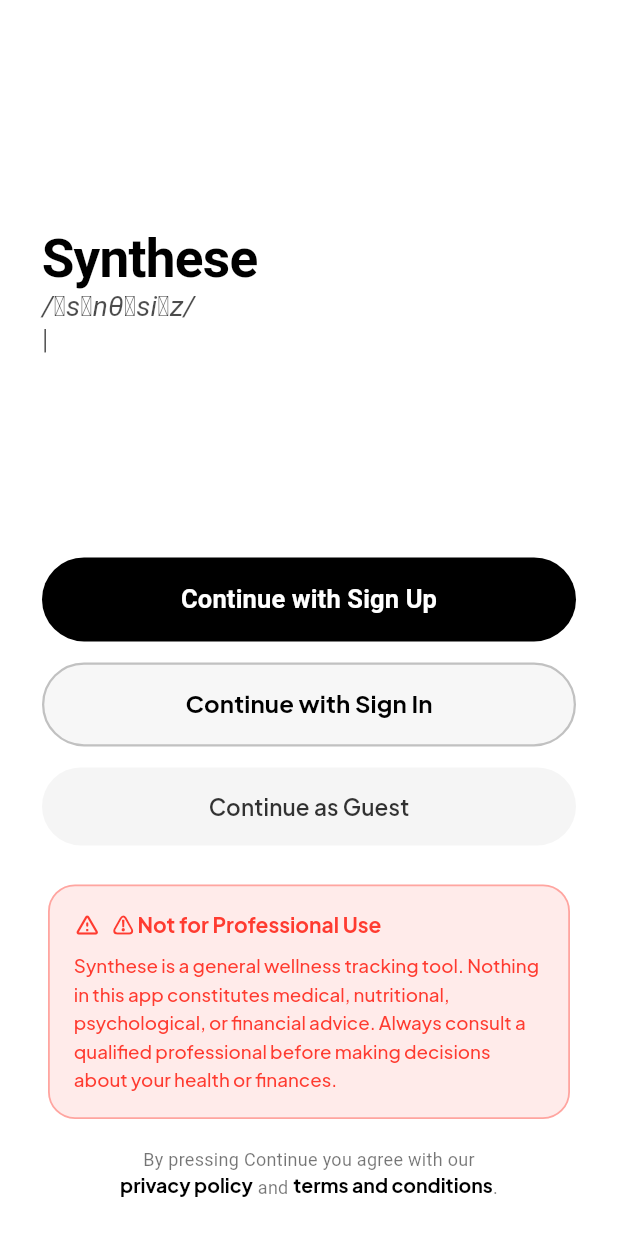
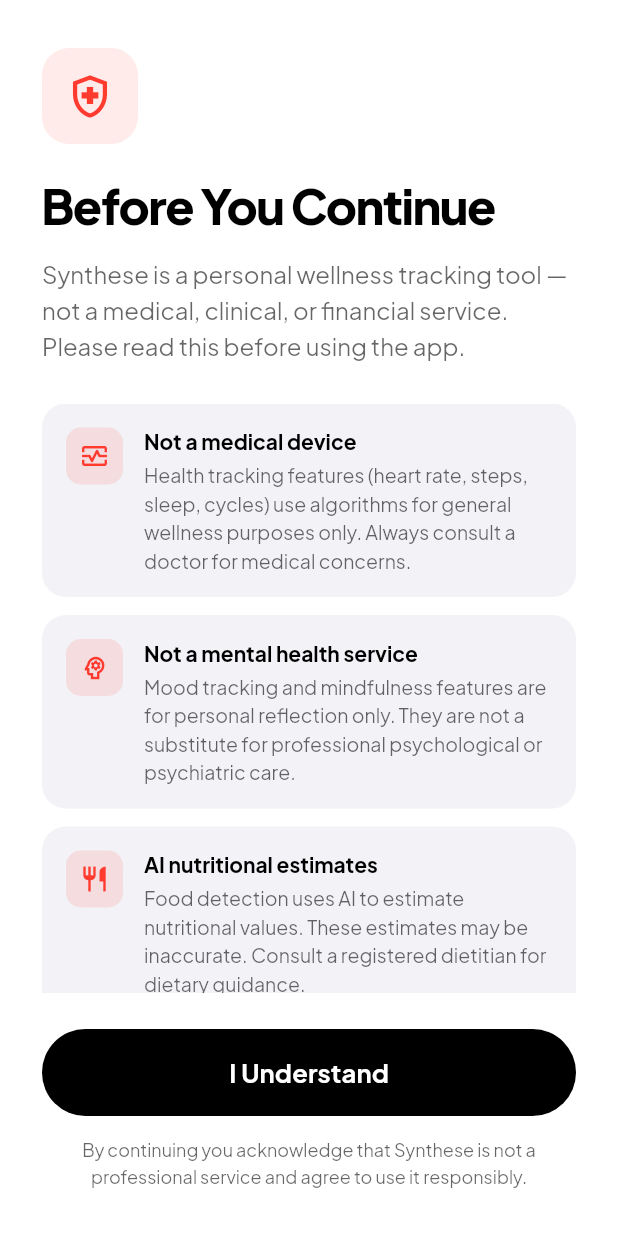
Before and after one commit to manchikantithanush-netizen/Synthese, a Flutter app: the screen it shows after launch, on a phone screen of 412 x 824 dp. Run offline on Flutter 3.47's test engine with Material 3 defaults, Android fonts, the phone set to English and light mode, and no system bars; our stand-ins replace camera, cloud_firestore, firebase_auth, firebase_core, firebase_storage, flutter_dotenv and 11 more; missing offline and left inert: adaptive_platform_ui, image_picker_android, image_picker_platform_interface, in_app_update; accounts and stored records are empty.

Commit message:
More privacy policy and Google play policy regulatory changes.

```diff
--- a/lib/l10n/app_ar.arb
+++ b/lib/l10n/app_ar.arb
@@ -2203,5 +2203,19 @@
   "reportSuccessTitle": "تم إرسال التقرير",
   "reportSuccessBody": "شكراً لمساعدتك في تحسين Synthese. سنراجع نتيجة الذكاء الاصطناعي هذه.",
   "reportSuccessDone": "تم",
-  "reportFlagButton": "الإبلاغ عن نتيجة غير دقيقة"
+  "reportFlagButton": "الإبلاغ عن نتيجة غير دقيقة",
+
+  "disclaimerGateTitle": "قبل المتابعة",
+  "disclaimerGateSubtitle": "Synthese أداة شخصية لتتبع الصحة، وليست خدمة طبية أو سريرية أو مالية. يرجى قراءة هذا قبل استخدام التطبيق.",
+  "disclaimerGatePoint1Title": "ليس جهازاً طبياً",
+  "disclaimerGatePoint1Body": "ميزات تتبع الصحة (معدل ضربات القلب، الخطوات، النوم، الدورات) تستخدم خوارزميات لأغراض العافية العامة فقط. استشر طبيباً دائماً للمخاوف الطبية.",
+  "disclaimerGatePoint2Title": "ليس خدمة صحة نفسية",
+  "disclaimerGatePoint2Body": "ميزات تتبع المزاج والتأمل للتأمل الشخصي فقط، وليست بديلاً عن الرعاية النفسية أو الطب النفسي المتخصص.",
+  "disclaimerGatePoint3Title": "تقديرات ذكاء اصطناعي للتغذية",
+  "disclaimerGatePoint3Body": "يستخدم الكشف عن الطعام الذكاء الاصطناعي لتقدير القيم الغذائية، وقد تكون غير دقيقة. استشر أخصائي تغذية مسجلاً للحصول على إرشادات غذائية.",
+  "disclaimerGatePoint4Title": "ليس نصيحة مالية",
+  "disclaimerGatePoint4Body": "ميزات تتبع الشؤون المالية للميزانية الشخصية فقط، وليست بديلاً عن المشورة المالية أو القانونية المتخصصة.",
+  "disclaimerGateAiNote": "قد يُخطئ الذكاء الاصطناعي. لا تتخذ قرارات صحية أو غذائية أو مالية بناءً على معلومات هذا التطبيق وحده.",
+  "disclaimerGateAccept": "أفهم ذلك",
+  "disclaimerGateFooter": "بالمتابعة، تقرّ بأن Synthese ليست خدمة متخصصة وتوافق على استخدامها بمسؤولية."
 }
--- a/lib/l10n/app_en.arb
+++ b/lib/l10n/app_en.arb
@@ -2640,5 +2640,19 @@
   "reportSuccessTitle": "Report submitted",
   "reportSuccessBody": "Thanks for helping improve Synthese. We'll review this AI result.",
   "reportSuccessDone": "Done",
-  "reportFlagButton": "Flag inaccurate result"
+  "reportFlagButton": "Flag inaccurate result",
+
+  "disclaimerGateTitle": "Before You Continue",
+  "disclaimerGateSubtitle": "Synthese is a personal wellness tracking tool — not a medical, clinical, or financial service. Please read this before using the app.",
+  "disclaimerGatePoint1Title": "Not a medical device",
+  "disclaimerGatePoint1Body": "Health tracking features (heart rate, steps, sleep, cycles) use algorithms for general wellness purposes only. Always consult a doctor for medical concerns.",
+  "disclaimerGatePoint2Title": "Not a mental health service",
+  "disclaimerGatePoint2Body": "Mood tracking and mindfulness features are for personal reflection only. They are not a substitute for professional psychological or psychiatric care.",
+  "disclaimerGatePoint3Title": "AI nutritional estimates",
+  "disclaimerGatePoint3Body": "Food detection uses AI to estimate nutritional values. These estimates may be inaccurate. Consult a registered dietitian for dietary guidance.",
+  "disclaimerGatePoint4Title": "Not financial advice",
+  "disclaimerGatePoint4Body": "Finance tracking features are for personal budgeting only. They are not a substitute for professional financial or legal advice.",
+  "disclaimerGateAiNote": "AI can and does make mistakes. Never make health, dietary, or financial decisions based solely on information from this app.",
+  "disclaimerGateAccept": "I Understand",
+  "disclaimerGateFooter": "By continuing you acknowledge that Synthese is not a professional service and agree to use it responsibly."
 }
--- a/lib/l10n/app_es.arb
+++ b/lib/l10n/app_es.arb
@@ -2203,5 +2203,19 @@
   "reportSuccessTitle": "Reporte enviado",
   "reportSuccessBody": "Gracias por ayudar a mejorar Synthese. Revisaremos este resultado de IA.",
   "reportSuccessDone": "Listo",
-  "reportFlagButton": "Reportar resultado incorrecto"
+  "reportFlagButton": "Reportar resultado incorrecto",
+
+  "disclaimerGateTitle": "Antes de continuar",
+  "disclaimerGateSubtitle": "Synthese es una herramienta personal de seguimiento del bienestar, no un servicio médico, clínico o financiero. Por favor lee esto antes de usar la app.",
+  "disclaimerGatePoint1Title": "No es un dispositivo médico",
+  "disclaimerGatePoint1Body": "Las funciones de salud (frecuencia cardíaca, pasos, sueño, ciclos) usan algoritmos solo para bienestar general. Consulta siempre a un médico ante cualquier preocupación médica.",
+  "disclaimerGatePoint2Title": "No es un servicio de salud mental",
+  "disclaimerGatePoint2Body": "El seguimiento del estado de ánimo y las funciones de mindfulness son solo para reflexión personal. No sustituyen la atención psicológica o psiquiátrica profesional.",
+  "disclaimerGatePoint3Title": "Estimaciones nutricionales con IA",
+  "disclaimerGatePoint3Body": "La detección de alimentos usa IA para estimar valores nutricionales. Estas estimaciones pueden ser imprecisas. Consulta a un dietista registrado para orientación dietética.",
+  "disclaimerGatePoint4Title": "No es asesoramiento financiero",
+  "disclaimerGatePoint4Body": "Las funciones de seguimiento financiero son solo para presupuesto personal. No sustituyen el asesoramiento financiero o legal profesional.",
+  "disclaimerGateAiNote": "La IA puede cometer errores. Nunca tomes decisiones de salud, dietéticas o financieras basándote únicamente en la información de esta app.",
+  "disclaimerGateAccept": "Lo entiendo",
+  "disclaimerGateFooter": "Al continuar reconoces que Synthese no es un servicio profesional y aceptas usarla de forma responsable."
 }
--- a/lib/l10n/app_hi.arb
+++ b/lib/l10n/app_hi.arb
@@ -2203,5 +2203,19 @@
   "reportSuccessTitle": "रिपोर्ट सबमिट हो गई",
   "reportSuccessBody": "Synthese को बेहतर बनाने में मदद के लिए धन्यवाद। हम इस AI परिणाम की समीक्षा करेंगे।",
   "reportSuccessDone": "ठीक है",
-  "reportFlagButton": "गलत परिणाम की रिपोर्ट करें"
+  "reportFlagButton": "गलत परिणाम की रिपोर्ट करें",
+
+  "disclaimerGateTitle": "जारी रखने से पहले",
+  "disclaimerGateSubtitle": "Synthese एक व्यक्तिगत वेलनेस ट्रैकिंग टूल है — यह कोई चिकित्सा, नैदानिक या वित्तीय सेवा नहीं है। ऐप का उपयोग करने से पहले कृपया यह पढ़ें।",
+  "disclaimerGatePoint1Title": "चिकित्सा उपकरण नहीं",
+  "disclaimerGatePoint1Body": "हृदय गति, कदम, नींद और चक्र जैसी स्वास्थ्य ट्रैकिंग सुविधाएं केवल सामान्य वेलनेस के लिए एल्गोरिदम का उपयोग करती हैं। चिकित्सा संबंधी चिंताओं के लिए हमेशा डॉक्टर से परामर्श लें।",
+  "disclaimerGatePoint2Title": "मानसिक स्वास्थ्य सेवा नहीं",
+  "disclaimerGatePoint2Body": "मूड ट्रैकिंग और माइंडफुलनेस सुविधाएं केवल व्यक्तिगत चिंतन के लिए हैं। ये पेशेवर मनोवैज्ञानिक या मनोचिकित्सा देखभाल का विकल्प नहीं हैं।",
+  "disclaimerGatePoint3Title": "AI पोषण अनुमान",
+  "disclaimerGatePoint3Body": "खाद्य पहचान पोषण मूल्यों का अनुमान लगाने के लिए AI का उपयोग करती है। ये अनुमान गलत हो सकते हैं। आहार संबंधी मार्गदर्शन के लिए पंजीकृत आहार विशेषज्ञ से परामर्श लें।",
+  "disclaimerGatePoint4Title": "वित्तीय सलाह नहीं",
+  "disclaimerGatePoint4Body": "वित्त ट्रैकिंग सुविधाएं केवल व्यक्तिगत बजट के लिए हैं। ये पेशेवर वित्तीय या कानूनी सलाह का विकल्प नहीं हैं।",
+  "disclaimerGateAiNote": "AI गलतियाँ कर सकता है। केवल इस ऐप की जानकारी के आधार पर स्वास्थ्य, आहार या वित्त संबंधी निर्णय कभी न लें।",
+  "disclaimerGateAccept": "मैं समझता/समझती हूँ",
+  "disclaimerGateFooter": "जारी रखकर आप स्वीकार करते हैं कि Synthese कोई पेशेवर सेवा नहीं है और इसे जिम्मेदारी से उपयोग करने पर सहमत हैं।"
 }
--- a/lib/l10n/app_zh.arb
+++ b/lib/l10n/app_zh.arb
@@ -2203,5 +2203,19 @@
   "reportSuccessTitle": "举报已提交",
   "reportSuccessBody": "感谢您帮助改进 Synthese。我们将审核此 AI 结果。",
   "reportSuccessDone": "完成",
-  "reportFlagButton": "举报不准确的结果"
+  "reportFlagButton": "举报不准确的结果",
+
+  "disclaimerGateTitle": "继续之前",
+  "disclaimerGateSubtitle": "Synthese 是个人健康追踪工具，而非医疗、临床或财务服务。使用前请阅读以下内容。",
+  "disclaimerGatePoint1Title": "非医疗设备",
+  "disclaimerGatePoint1Body": "心率、步数、睡眠和周期等健康追踪功能仅供个人健康参考。如有医疗问题，请始终咨询医生。",
+  "disclaimerGatePoint2Title": "非心理健康服务",
+  "disclaimerGatePoint2Body": "情绪追踪和正念功能仅供个人反思，不能替代专业心理或精神科治疗。",
+  "disclaimerGatePoint3Title": "AI 营养估算",
+  "disclaimerGatePoint3Body": "食物检测使用 AI 估算营养数值，结果可能不准确。如需饮食指导，请咨询注册营养师。",
+  "disclaimerGatePoint4Title": "非财务建议",
+  "disclaimerGatePoint4Body": "财务追踪功能仅供个人预算管理，不能替代专业财务或法律建议。",
+  "disclaimerGateAiNote": "AI 可能出错。请勿仅凭本应用中的信息做出健康、饮食或财务决策。",
+  "disclaimerGateAccept": "我明白了",
+  "disclaimerGateFooter": "继续即表示您认可 Synthese 不是专业服务，并同意负责任地使用它。"
 }
--- a/lib/main.dart
+++ b/lib/main.dart
@@ -17,6 +17,7 @@
 import 'package:synthese/services/session_guard_service.dart';
 
 import 'package:synthese/ui/start_page.dart';
+import 'package:synthese/ui/disclaimer_gate.dart';
 import 'package:synthese/onboarding/onboarding_intro.dart';
 import 'package:synthese/onboarding/onboarding_permissions.dart';
 import 'package:synthese/theme/app_theme.dart';
@@ -112,7 +113,7 @@
               if (snapshot.hasData) {
                 return const AuthWrapper();
               }
-              return const StartPage();
+              return const DisclaimerGate();
             },
           ),
         ),
--- /dev/null
+++ b/lib/ui/disclaimer_gate.dart
@@ -0,0 +1,319 @@
+import 'package:flutter/material.dart';
+import 'package:flutter/services.dart';
+import 'package:google_fonts/google_fonts.dart';
+import 'package:shared_preferences/shared_preferences.dart';
+import 'package:synthese/l10n/generated/app_localizations.dart';
+import 'package:synthese/ui/start_page.dart';
+
+/// Shown once on first launch before the start page.
+/// After tapping "I Understand", the flag is persisted and the user
+/// never sees this screen again.
+class DisclaimerGate extends StatefulWidget {
+  const DisclaimerGate({super.key});
+
+  @override
+  State<DisclaimerGate> createState() => _DisclaimerGateState();
+}
+
+class _DisclaimerGateState extends State<DisclaimerGate> {
+  static const _prefKey = 'disclaimer_accepted_v1';
+  bool _checking = true;
+
+  @override
+  void initState() {
+    super.initState();
+    _check();
+  }
+
+  Future<void> _check() async {
+    final prefs = await SharedPreferences.getInstance();
+    final accepted = prefs.getBool(_prefKey) ?? false;
+    if (accepted && mounted) {
+      // Already accepted — go straight to start page
+      _goToStart();
+      return;
+    }
+    if (mounted) setState(() => _checking = false);
+  }
+
+  Future<void> _accept() async {
+    HapticFeedback.mediumImpact();
+    final prefs = await SharedPreferences.getInstance();
+    await prefs.setBool(_prefKey, true);
+    if (mounted) _goToStart();
+  }
+
+  void _goToStart() {
+    Navigator.of(context).pushReplacement(
+      PageRouteBuilder(
+        transitionDuration: const Duration(milliseconds: 500),
+        pageBuilder: (_, __, ___) => const StartPage(),
+        transitionsBuilder: (_, animation, __, child) => FadeTransition(
+          opacity: CurvedAnimation(parent: animation, curve: Curves.easeInOut),
+          child: child,
+        ),
+      ),
+    );
+  }
+
+  @override
+  Widget build(BuildContext context) {
+    if (_checking) {
+      return const Scaffold(
+        body: SizedBox.shrink(),
+      );
+    }
+
+    final isDark = Theme.of(context).brightness == Brightness.dark;
+    final textColor = Theme.of(context).colorScheme.onSurface;
+    final bgColor = isDark ? const Color(0xFF111111) : Colors.white;
+    final cardColor = isDark ? const Color(0xFF1C1C1E) : const Color(0xFFF2F2F7);
+    final subColor = textColor.withValues(alpha: 0.6);
+    const red = Color(0xFFFF3B30);
+    const redBg = Color(0x1AFF3B30);
+    final t = AppLocalizations.of(context);
+
+    return Scaffold(
+      backgroundColor: bgColor,
+      body: DefaultTextStyle(
+        style: GoogleFonts.plusJakartaSans(),
+        child: SafeArea(
+          child: Padding(
+            padding: const EdgeInsets.fromLTRB(28, 32, 28, 32),
+            child: Column(
+              crossAxisAlignment: CrossAxisAlignment.start,
+              children: [
+                // Warning icon
+                Container(
+                  width: 64,
+                  height: 64,
+                  decoration: BoxDecoration(
+                    color: redBg,
+                    borderRadius: BorderRadius.circular(18),
+                  ),
+                  child: const Icon(
+                    Icons.health_and_safety_outlined,
+                    color: red,
+                    size: 34,
+                  ),
+                ),
+                const SizedBox(height: 24),
+
+                // Title
+                Text(
+                  t.disclaimerGateTitle,
+                  style: GoogleFonts.plusJakartaSans(
+                    color: textColor,
+                    fontSize: 32,
+                    fontWeight: FontWeight.w800,
+                    letterSpacing: -1.0,
+                    height: 1.15,
+                  ),
+                ),
+                const SizedBox(height: 12),
+                Text(
+                  t.disclaimerGateSubtitle,
+                  style: GoogleFonts.plusJakartaSans(
+                    color: subColor,
+                    fontSize: 16,
+                    height: 1.5,
+                  ),
+                ),
+
+                const SizedBox(height: 28),
+
+                // Points list
+                Expanded(
+                  child: SingleChildScrollView(
+                    physics: const BouncingScrollPhysics(),
+                    child: Column(
+                      children: [
+                        _Point(
+                          icon: Icons.monitor_heart_outlined,
+                          color: red,
+                          cardColor: cardColor,
+                          textColor: textColor,
+                          subColor: subColor,
+                          title: t.disclaimerGatePoint1Title,
+                          body: t.disclaimerGatePoint1Body,
+                        ),
+                        const SizedBox(height: 12),
+                        _Point(
+                          icon: Icons.psychology_outlined,
+                          color: red,
+                          cardColor: cardColor,
+                          textColor: textColor,
+                          subColor: subColor,
+                          title: t.disclaimerGatePoint2Title,
+                          body: t.disclaimerGatePoint2Body,
+                        ),
+                        const SizedBox(height: 12),
+                        _Point(
+                          icon: Icons.restaurant_outlined,
+                          color: red,
+                          cardColor: cardColor,
+                          textColor: textColor,
+                          subColor: subColor,
+                          title: t.disclaimerGatePoint3Title,
+                          body: t.disclaimerGatePoint3Body,
+                        ),
+                        const SizedBox(height: 12),
+                        _Point(
+                          icon: Icons.account_balance_wallet_outlined,
+                          color: red,
+                          cardColor: cardColor,
+                          textColor: textColor,
+                          subColor: subColor,
+                          title: t.disclaimerGatePoint4Title,
+                          body: t.disclaimerGatePoint4Body,
+                        ),
+                        const SizedBox(height: 12),
+                        // AI-specific note
+                        Container(
+                          padding: const EdgeInsets.all(16),
+                          decoration: BoxDecoration(
+                            color: redBg,
+                            borderRadius: BorderRadius.circular(16),
+                            border: Border.all(
+                              color: red.withValues(alpha: 0.35),
+                              width: 1,
+                            ),
+                          ),
+                          child: Row(
+                            crossAxisAlignment: CrossAxisAlignment.start,
+                            children: [
+                              const Icon(Icons.warning_amber_rounded,
+                                  color: red, size: 18),
+                              const SizedBox(width: 10),
+                              Expanded(
+                                child: Text(
+                                  t.disclaimerGateAiNote,
+                                  style: GoogleFonts.plusJakartaSans(
+                                    color: red,
+                                    fontSize: 13,
+                                    fontWeight: FontWeight.w500,
+                                    height: 1.5,
+                                  ),
+                                ),
+                              ),
+                            ],
+                          ),
+                        ),
+                      ],
+                    ),
+                  ),
+                ),
+
+                const SizedBox(height: 24),
+
+                // I Understand button
+                SizedBox(
+                  width: double.infinity,
+                  height: 58,
+                  child: FilledButton(
+                    onPressed: _accept,
+                    style: FilledButton.styleFrom(
+                      backgroundColor: textColor,
+                      shape: RoundedRectangleBorder(
+                        borderRadius: BorderRadius.circular(50),
+                      ),
+                    ),
+                    child: Text(
+                      t.disclaimerGateAccept,
+                      style: GoogleFonts.plusJakartaSans(
+                        color: bgColor,
+                        fontSize: 17,
+                        fontWeight: FontWeight.w700,
+                      ),
+                    ),
+                  ),
+                ),
+
+                const SizedBox(height: 12),
+                Text(
+                  t.disclaimerGateFooter,
+                  textAlign: TextAlign.center,
+                  style: GoogleFonts.plusJakartaSans(
+                    color: subColor,
+                    fontSize: 12,
+                    height: 1.5,
+                  ),
+                ),
+              ],
+            ),
+          ),
+        ),
+      ),
+    );
+  }
+}
+
+class _Point extends StatelessWidget {
+  final IconData icon;
+  final Color color;
+  final Color cardColor;
+  final Color textColor;
+  final Color subColor;
+  final String title;
+  final String body;
+
+  const _Point({
+    required this.icon,
+    required this.color,
+    required this.cardColor,
+    required this.textColor,
+    required this.subColor,
+    required this.title,
+    required this.body,
+  });
+
+  @override
+  Widget build(BuildContext context) {
+    return Container(
+      padding: const EdgeInsets.all(16),
+      decoration: BoxDecoration(
+        color: cardColor,
+        borderRadius: BorderRadius.circular(16),
+      ),
+      child: Row(
+        crossAxisAlignment: CrossAxisAlignment.start,
+        children: [
+          Container(
+            width: 38,
+            height: 38,
+            decoration: BoxDecoration(
+              color: color.withValues(alpha: 0.12),
+              borderRadius: BorderRadius.circular(10),
+            ),
+            child: Icon(icon, color: color, size: 20),
+          ),
+          const SizedBox(width: 14),
+          Expanded(
+            child: Column(
+              crossAxisAlignment: CrossAxisAlignment.start,
+              children: [
+                Text(
+                  title,
+                  style: GoogleFonts.plusJakartaSans(
+                    color: textColor,
+                    fontSize: 14,
+                    fontWeight: FontWeight.w700,
+                  ),
+                ),
+                const SizedBox(height: 3),
+                Text(
+                  body,
+                  style: GoogleFonts.plusJakartaSans(
+                    color: subColor,
+                    fontSize: 13,
+                    height: 1.45,
+                  ),
+                ),
+              ],
+            ),
+          ),
+        ],
+      ),
+    );
+  }
+}
--- a/lib/ui/start_page.dart
+++ b/lib/ui/start_page.dart
@@ -14,7 +14,6 @@
 import 'package:synthese/ui/auth/signup_page.dart';
 import 'package:synthese/onboarding/onboarding_intro.dart';
 import 'package:synthese/l10n/generated/app_localizations.dart';
-import 'package:synthese/ui/components/disclaimer_banner.dart';
 
 class StartPage extends StatefulWidget {
   const StartPage({super.key});
@@ -623,12 +622,6 @@
                         ),
                       ),
                       const SizedBox(height: 14),
-                      // ── Disclaimer ──────────────────────────────────────
-                      const Padding(
-                        padding: EdgeInsets.symmetric(horizontal: 4),
-                        child: DisclaimerBanner.general(),
-                      ),
-                      const SizedBox(height: 4),
                       RichText(
                         textAlign: TextAlign.center,
                         text: TextSpan(
--- a/lib/update_reminder.dart
+++ b/lib/update_reminder.dart
@@ -13,7 +13,7 @@
 
 class UpdateReminder {
   /// Must match pubspec.yaml version exactly, e.g. "1.0.0+3"
-  static const String currentVersion = '2.2.1+19';
+  static const String currentVersion = '2.2.2+20';
   /// What to show the user when they open the app on this version for the first time.
-  static const String updateMessage = """New privacy policy and Google play policy regulatory changes.""";
+  static const String updateMessage = """More privacy policy and Google play policy regulatory changes.""";
 }
--- a/pubspec.yaml
+++ b/pubspec.yaml
@@ -15,7 +15,7 @@
 # https://developer.apple.com/library/archive/documentation/General/Reference/InfoPlistKeyReference/Articles/CoreFoundationKeys.html
 # In Windows, build-name is used as the major, minor, and patch parts
 # of the product and file versions while build-number is used as the build suffix.
-version: 2.2.1+19
+version: 2.2.2+20
 environment:
   sdk: ^3.11.0
 # Dependencies specify other packages that your package needs in order to work.
```
Also changed, not shown: lib/l10n/generated/app_localizations.dart, lib/l10n/generated/app_localizations_ar.dart, lib/l10n/generated/app_localizations_en.dart, lib/l10n/generated/app_localizations_es.dart, lib/l10n/generated/app_localizations_hi.dart, lib/l10n/generated/app_localizations_zh.dart.
